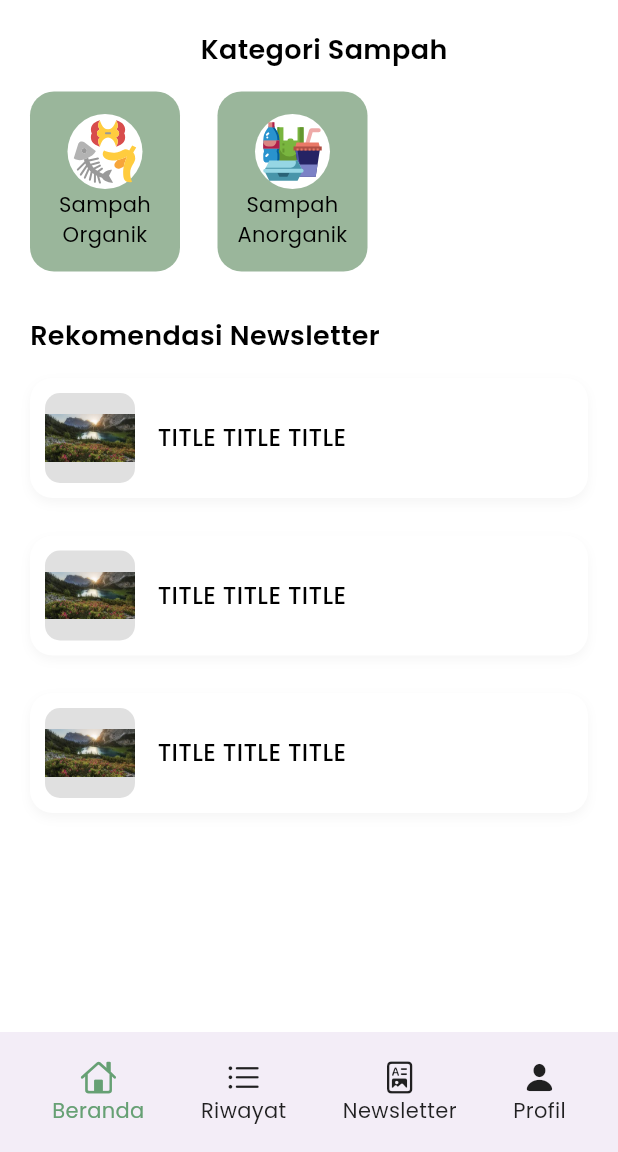
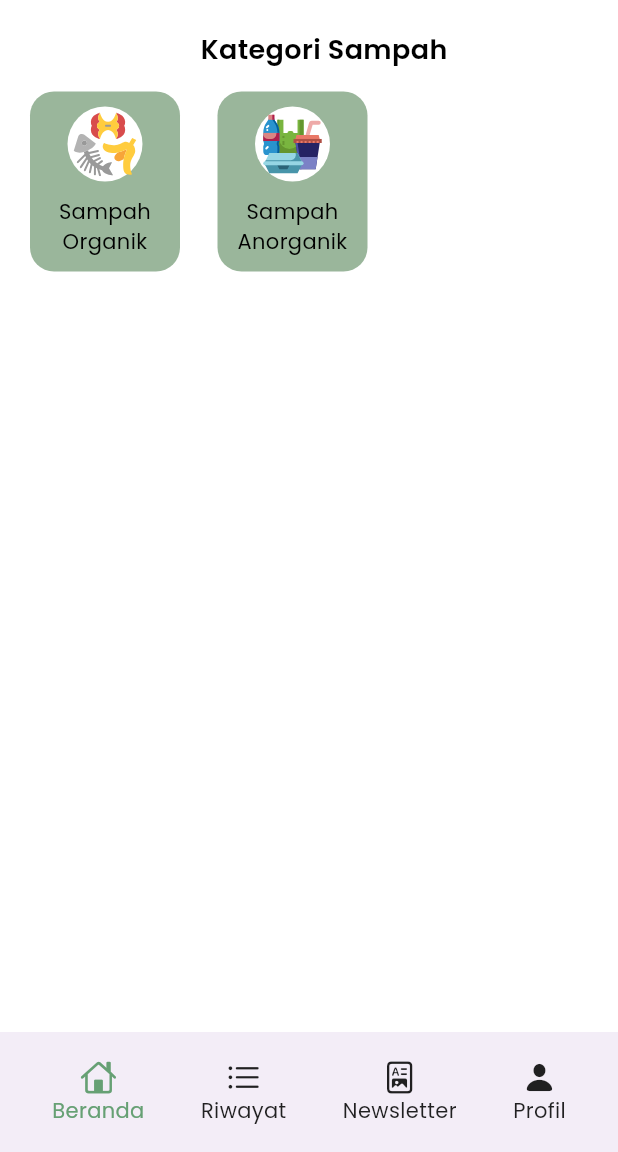
Before and after one commit to ChelseaVPutri/dpbo-uas, a Flutter app: the screen it shows after launch, on a phone screen of 412 x 824 dp, the part 84-1236 px from its top. Run offline on Flutter 3.47's test engine with Material 3 defaults, Android fonts, the light colour scheme and no system bars; our stand-ins replace flutter_svg.

Commit message:
added navigation to jmpt + antr page, removed newsletter in home, made static jmpt page

```diff
--- a/lib/dashboard/home.dart
+++ b/lib/dashboard/home.dart
@@ -7,6 +7,7 @@ import 'package:flutter_svg/flutter_svg.dart';
 import 'package:dpbo/sampah-anorganik/service-selection-anorganik.dart';
 import 'package:dpbo/sampah-organik/sampah-organik.dart';
 import 'notification.dart';
+import 'profile.dart';
 
 class Homepage extends StatefulWidget {
   Homepage({super.key});
@@ -33,13 +34,13 @@ class _Homepage extends State<Homepage> {
       children: [
         SizedBox(height: 20,),
         categoriesBar(),
-        SizedBox(height: 30),
-        recNewsletter(),
+        // SizedBox(height: 30),
+        // recNewsletter(),
       ],
     ),
     Placeholder(),
     Placeholder(),
-    Placeholder(),
+    Profile(),
   ];
   void onNavbarTapped(int index) {
     setState(() {
@@ -100,87 +101,87 @@ class _Homepage extends State<Homepage> {
     );
   }
 
-  Column recNewsletter() {
-    return Column(
-      crossAxisAlignment: CrossAxisAlignment.start,
-      children: [
-        Padding(
-          padding: const EdgeInsets.symmetric(horizontal: 20),
-          child: Row(
-            mainAxisAlignment: MainAxisAlignment.spaceBetween,
-            children: [
-              Text(
-                'Rekomendasi Newsletter',
-                style: TextStyle(
-                  fontSize: 18,
-                  fontWeight: FontWeight.w600,
-                  color: Colors.black
-                ),
-              ),
-            ],
-          ),
-        ),
-        SizedBox(height: 15,),
-        ListView.separated(
-          itemCount: newsletter.length,
-          shrinkWrap: true,
-          physics: NeverScrollableScrollPhysics(),
-          separatorBuilder: (context, index) => SizedBox(height: 25,),
-          padding: const EdgeInsets.only(left: 20, right: 20),
-          itemBuilder: (context, index) {
-            return Container(
-              padding: const EdgeInsets.all(10),
-              decoration: BoxDecoration(
-                color: Colors.white,
-                borderRadius: BorderRadius.circular(15),
-                boxShadow: [
-                  BoxShadow(
-                    color: Colors.grey.withOpacity(0.1),
-                    blurRadius: 5,
-                    offset: Offset(0, 3)
-                  )
-                ]
-              ),
-              child: Row(
-                children: [
-                  Container(
-                    height: 60,
-                    width: 60,
-                    decoration: BoxDecoration(
-                      color: Colors.grey[300],
-                      borderRadius: BorderRadius.circular(10),
-                    ),
-                    child: Image.asset(newsletter[index].imagePath, fit: BoxFit.contain,),
-                  ),
-                  SizedBox(width: 15,),
-                  Expanded(
-                    child: Column(
-                      crossAxisAlignment: CrossAxisAlignment.start,
-                      children: [
-                        Text(
-                          newsletter[index].title,
-                          style: TextStyle(
-                            fontWeight: FontWeight.w500,
-                            fontSize: 16,
-                            color: Colors.black
-                          ),
-                        )
-                      ],
-                    ),
-                  )
-                ],
-              )
-            );
-          }
-        )
-      ],
-    );
-  }
+  // Column recNewsletter() {
+  //   return Column(
+  //     crossAxisAlignment: CrossAxisAlignment.start,
+  //     children: [
+  //       Padding(
+  //         padding: const EdgeInsets.symmetric(horizontal: 20),
+  //         child: Row(
+  //           mainAxisAlignment: MainAxisAlignment.spaceBetween,
+  //           children: [
+  //             Text(
+  //               'Rekomendasi Newsletter',
+  //               style: TextStyle(
+  //                 fontSize: 18,
+  //                 fontWeight: FontWeight.w600,
+  //                 color: Colors.black
+  //               ),
+  //             ),
+  //           ],
+  //         ),
+  //       ),
+  //       SizedBox(height: 15,),
+  //       ListView.separated(
+  //         itemCount: newsletter.length,
+  //         shrinkWrap: true,
+  //         physics: NeverScrollableScrollPhysics(),
+  //         separatorBuilder: (context, index) => SizedBox(height: 25,),
+  //         padding: const EdgeInsets.only(left: 20, right: 20),
+  //         itemBuilder: (context, index) {
+  //           return Container(
+  //             padding: const EdgeInsets.all(10),
+  //             decoration: BoxDecoration(
+  //               color: Colors.white,
+  //               borderRadius: BorderRadius.circular(15),
+  //               boxShadow: [
+  //                 BoxShadow(
+  //                   color: Colors.grey.withOpacity(0.1),
+  //                   blurRadius: 5,
+  //                   offset: Offset(0, 3)
+  //                 )
+  //               ]
+  //             ),
+  //             child: Row(
+  //               children: [
+  //                 Container(
+  //                   height: 60,
+  //                   width: 60,
+  //                   decoration: BoxDecoration(
+  //                     color: Colors.grey[300],
+  //                     borderRadius: BorderRadius.circular(10),
+  //                   ),
+  //                   child: Image.asset(newsletter[index].imagePath, fit: BoxFit.contain,),
+  //                 ),
+  //                 SizedBox(width: 15,),
+  //                 Expanded(
+  //                   child: Column(
+  //                     crossAxisAlignment: CrossAxisAlignment.start,
+  //                     children: [
+  //                       Text(
+  //                         newsletter[index].title,
+  //                         style: TextStyle(
+  //                           fontWeight: FontWeight.w500,
+  //                           fontSize: 16,
+  //                           color: Colors.black
+  //                         ),
+  //                       )
+  //                     ],
+  //                   ),
+  //                 )
+  //               ],
+  //             )
+  //           );
+  //         }
+  //       )
+  //     ],
+  //   );
+  // }
 
 
   Column categoriesBar() {
     return Column(
-      crossAxisAlignment: CrossAxisAlignment.center,
+      mainAxisAlignment: MainAxisAlignment.spaceEvenly,
       children: [
         const Padding(
           padding: EdgeInsets.only(left: 20),
@@ -218,7 +219,7 @@ class _Homepage extends State<Homepage> {
                     color: categories[index].boxColor, borderRadius: BorderRadius.circular(16)
                   ),
                   child: Column(
-                    mainAxisAlignment: MainAxisAlignment.center,
+                    mainAxisAlignment: MainAxisAlignment.spaceEvenly,
                     children: [
                       Container(
                         width: 50,
--- a/lib/models/ServiceModel.dart
+++ b/lib/models/ServiceModel.dart
@@ -4,13 +4,13 @@ import 'package:flutter_svg/flutter_svg.dart';
 class ServiceModel extends StatelessWidget {
   String name;
   String icon_path;
-  VoidCallback onPressed;
-  ServiceModel(this.name, this.icon_path, this.onPressed){}
+  Function(BuildContext) onPressed;
+  ServiceModel(this.name, this.icon_path, this.onPressed);
 
   @override
   Widget build(BuildContext context) {
     return GestureDetector(
-      onTap: onPressed,
+      onTap: () => onPressed(context),
       child: Container(
         alignment: Alignment.center,
         width: 100,
--- /dev/null
+++ b/lib/models/profile_config.dart
@@ -0,0 +1,30 @@
+import 'package:flutter/material.dart';
+
+class ProfilePicture {
+  String imagePath = 'https://via.placeholder.com/50';
+  ProfilePicture.network(imagePath);
+  dynamic height = 50;
+  dynamic width = 50;
+}
+
+class ProfileInfo {
+  String username;
+  String email;
+
+  ProfileInfo({
+    required this.username,
+    required this.email,
+  });
+
+  static List<ProfileInfo> getInfo() {
+    List<ProfileInfo> accInfo = [];
+
+    accInfo.add(
+      ProfileInfo(
+        email: "blablaba@gmail.com",
+        username: "Gacor Gasgasgas"
+      )
+    );
+    return accInfo;
+  }
+}
```
Also changed, not shown: lib/dashboard/profile.dart (added, +88 -0 lines), lib/sampah-anorganik/antar_sampah.dart (added, +11 -0 lines), lib/sampah-anorganik/jemput_sampah.dart (added, +139 -0 lines), lib/sampah-anorganik/service-selection-anorganik.dart (+26 -7 lines).
